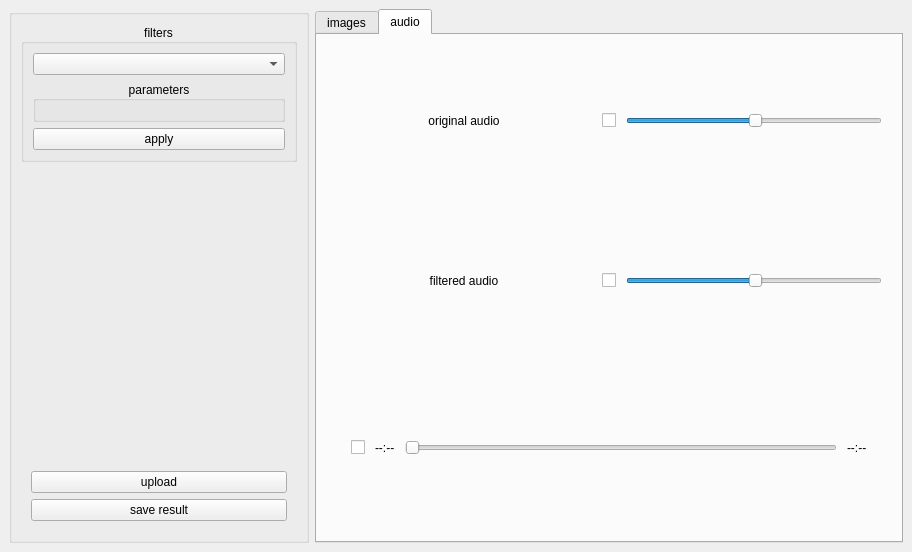
Qt form FFT-processing/mainwindow.ui (5arcoramphu5/image-and-audio-processing-with-FFT) before a commit.
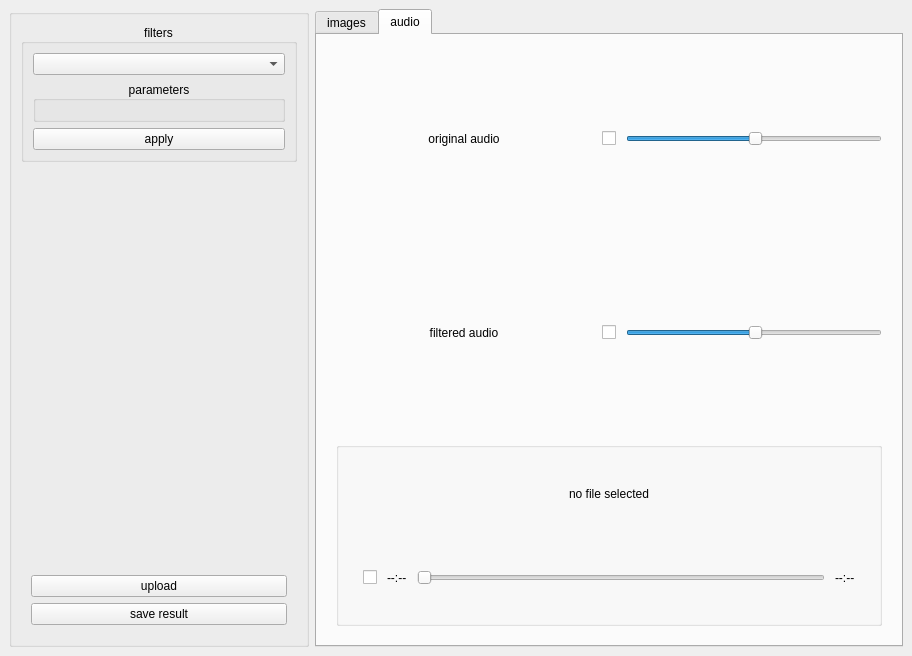
The same form after that commit. Icons and pictures are not drawn.

Diff of the .ui file:
```diff
--- a/FFT-processing/mainwindow.ui
+++ b/FFT-processing/mainwindow.ui
@@ -7,7 +7,7 @@
     <x>0</x>
     <y>0</y>
     <width>912</width>
-    <height>552</height>
+    <height>656</height>
    </rect>
   </property>
   <property name="sizePolicy">
@@ -595,6 +595,25 @@
            </layout>
           </item>
           <item>
+           <widget class="QGroupBox" name="groupBox">
+            <property name="title">
+             <string/>
+            </property>
+            <layout class="QVBoxLayout" name="verticalLayout_2">
+             <property name="spacing">
+              <number>10</number>
+             </property>
+             <item>
+              <widget class="QLabel" name="fileName">
+               <property name="text">
+                <string>no file selected</string>
+               </property>
+               <property name="alignment">
+                <set>Qt::AlignCenter</set>
+               </property>
+              </widget>
+             </item>
+             <item>
            <layout class="QHBoxLayout" name="commonAudioControls">
             <property name="spacing">
              <number>10</number>
@@ -649,6 +668,9 @@
              </widget>
             </item>
            </layout>
+             </item>
+            </layout>
+           </widget>
           </item>
          </layout>
         </item>
```
Left out of the diff: 7 changed lines with no effect on the pictures. Lines whose indentation alone changed are shown as unchanged.
